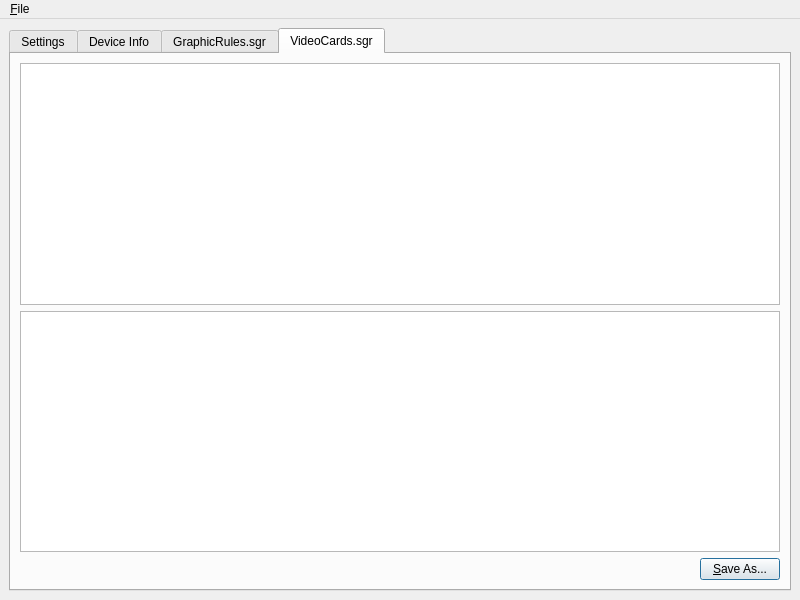
Before: the Qt Designer form mainwindow.ui in haffmans/graphics-rules-maker, drawn with Qt 5.
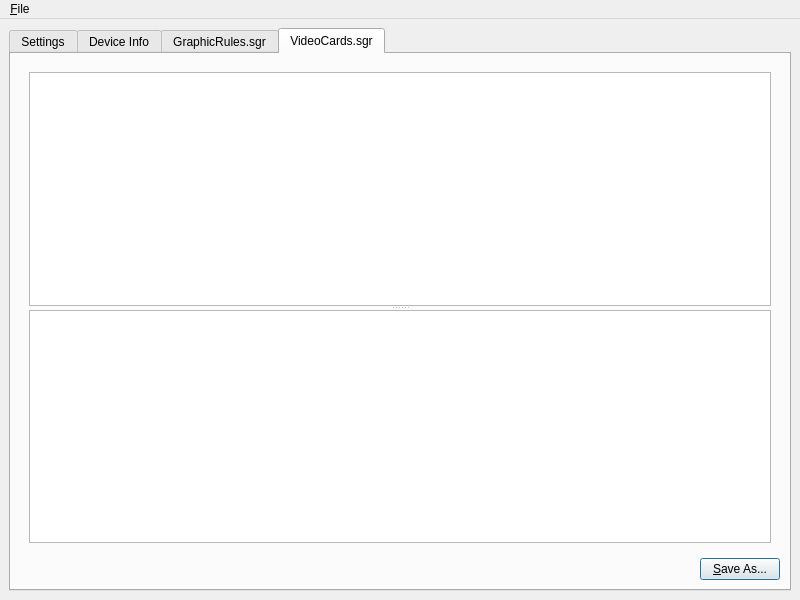
After: the same form once the commit is applied. The open tabs and pages were chosen to show the change.

The edit to the form file:
```diff
--- a/mainwindow.ui
+++ b/mainwindow.ui
@@ -278,22 +278,7 @@
         <string>VideoCards.sgr</string>
        </attribute>
        <layout class="QGridLayout" name="gridLayout_3">
-        <item row="1" column="0" colspan="2">
-         <widget class="QPlainTextEdit" name="videoCardsText">
-          <property name="font">
-           <font>
-            <family>Courier</family>
-           </font>
-          </property>
-          <property name="undoRedoEnabled">
-           <bool>false</bool>
-          </property>
-          <property name="readOnly">
-           <bool>true</bool>
-          </property>
-         </widget>
-        </item>
-        <item row="2" column="0">
+        <item row="1" column="0">
          <spacer name="videoCardsSpacer">
           <property name="orientation">
            <enum>Qt::Horizontal</enum>
@@ -306,7 +291,7 @@
           </property>
          </spacer>
         </item>
-        <item row="2" column="1">
+        <item row="1" column="1">
          <widget class="QPushButton" name="videoCardsSave">
           <property name="text">
            <string>&amp;Save As...</string>
@@ -320,7 +305,47 @@
          </widget>
         </item>
         <item row="0" column="0" colspan="2">
-         <widget class="QTreeView" name="videoCardsView"/>
+         <widget class="QWidget" name="widget" native="true">
+          <layout class="QVBoxLayout" name="verticalLayout_2">
+           <item>
+            <widget class="QSplitter" name="videoCardsSplitter">
+             <property name="orientation">
+              <enum>Qt::Vertical</enum>
+             </property>
+             <property name="childrenCollapsible">
+              <bool>false</bool>
+             </property>
+             <widget class="QTreeView" name="videoCardsView">
+              <property name="minimumSize">
+               <size>
+                <width>0</width>
+                <height>50</height>
+               </size>
+              </property>
+             </widget>
+             <widget class="QPlainTextEdit" name="videoCardsText">
+              <property name="minimumSize">
+               <size>
+                <width>0</width>
+                <height>50</height>
+               </size>
+              </property>
+              <property name="font">
+               <font>
+                <family>Courier</family>
+               </font>
+              </property>
+              <property name="undoRedoEnabled">
+               <bool>false</bool>
+              </property>
+              <property name="readOnly">
+               <bool>true</bool>
+              </property>
+             </widget>
+            </widget>
+           </item>
+          </layout>
+         </widget>
         </item>
        </layout>
       </widget>
```
